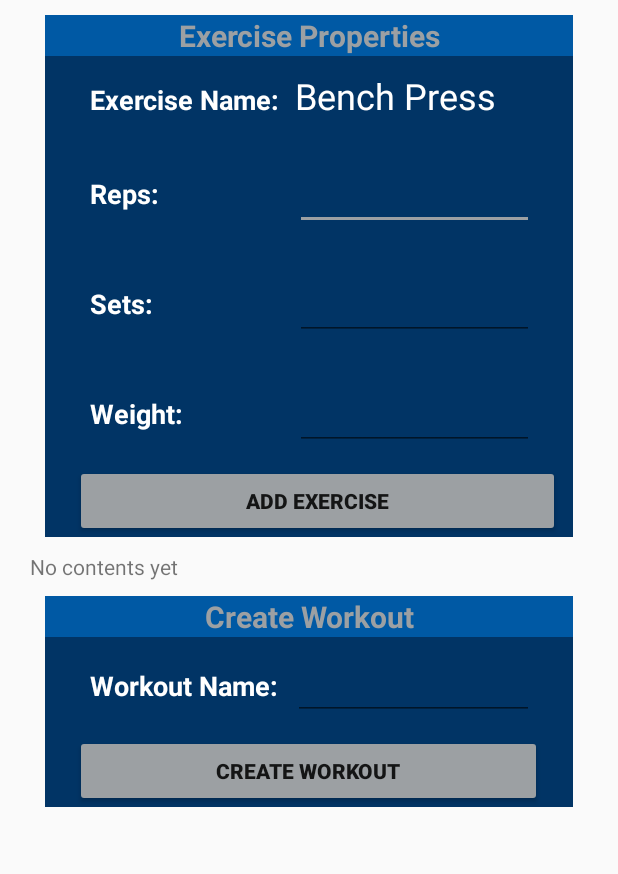
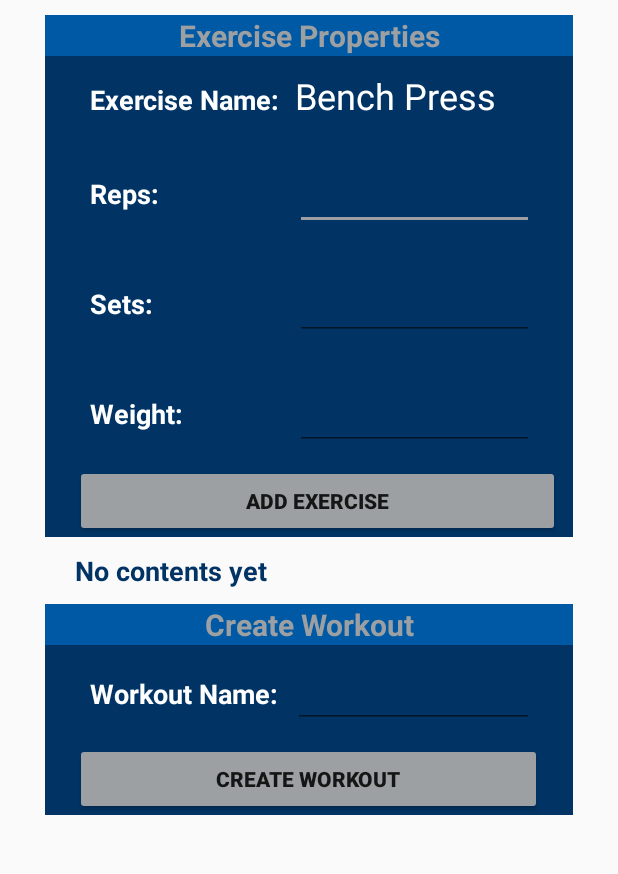
Before and after one commit to CliffWilson98/U-Fit, an Android app: the screen it shows after launch (MainActivity), in the side drawer, after a tap on "Create Workout", on a phone screen of 412 x 824 dp, the part 264-1138 px from its top. Run offline under Robolectric (Android 15) with nearby library versions, the phone set to English and light mode, and no system bars.

```diff
--- a/FitnessAppNavigationDrawer/app/src/main/res/layout/fragment_create_workout.xml
+++ b/FitnessAppNavigationDrawer/app/src/main/res/layout/fragment_create_workout.xml
@@ -173,7 +173,11 @@
                 android:id="@+id/exercise_database_contents"
                 android:layout_width="match_parent"
                 android:layout_height="wrap_content"
-                android:text="No contents yet"/>
+                android:layout_marginHorizontal="30dp"
+                android:text="No contents yet"
+                android:textSize="18sp"
+                android:textStyle="bold"
+                android:textColor="@color/colorDarkBlue"/>
 
 
             <!-- Create Workout Table -->
```
Also changed, not shown: FitnessAppNavigationDrawer/app/src/main/java/com/example/cliff/fitnessapp/CreateWorkoutFragment.java (+4 -3 lines).
